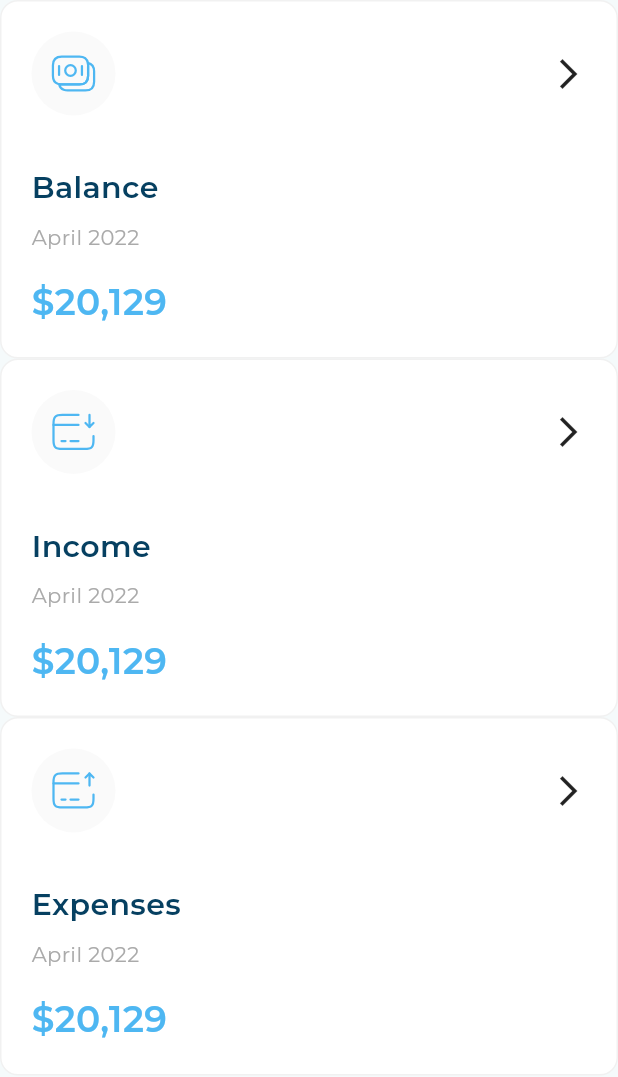
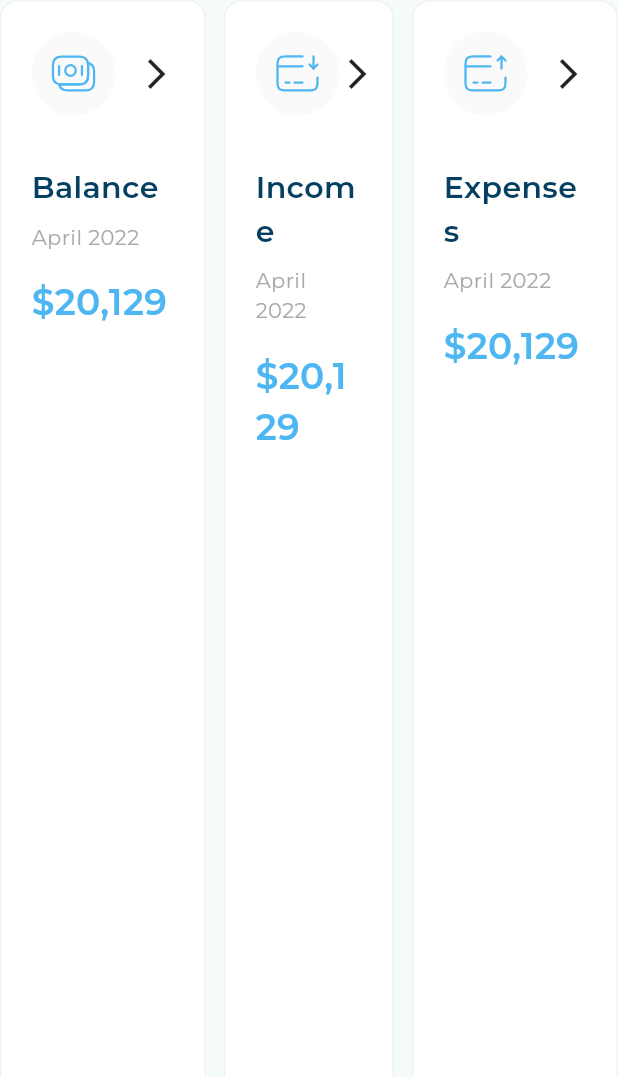
Before and after one commit to Mohamed-Adel9/responsive_dash_board, a Flutter app: the AllExpensesListView widget shown alone on an empty page, opened directly, on a phone screen of 412 x 824 dp. Shown: the top 1077 px of the screen. Run offline on Flutter 3.47's test engine with Material 3 defaults, Android fonts, the phone set to English and light mode, and no system bars; our stand-ins replace flutter_svg; project files that could hold a hidden picture were left out.

Commit message:
finish all expenses cart

```diff
--- a/lib/views/widgets/all_expenses_cart.dart
+++ b/lib/views/widgets/all_expenses_cart.dart
@@ -1,5 +1,4 @@
 import 'package:flutter/material.dart';
-import 'package:flutter_svg/svg.dart';
 import 'package:responsive_dash_board/models/all_expenses_cart_model.dart';
 import 'package:responsive_dash_board/utils/app_styles.dart';
 import 'package:responsive_dash_board/views/widgets/all_expenses_cart_header.dart';
--- a/lib/views/widgets/all_expenses_list_view.dart
+++ b/lib/views/widgets/all_expenses_list_view.dart
@@ -29,16 +29,31 @@ class AllExpensesListView extends StatelessWidget {
 
   @override
   Widget build(BuildContext context) {
-    return ListView.builder(
-      scrollDirection: Axis.vertical,
-      shrinkWrap: true,
-      physics: const NeverScrollableScrollPhysics(),
-      itemCount: items.length,
-      itemBuilder: (context, index) {
-        return AllExpensesCart(
-          allExpensesCartModel: items[index],
+    return Row(
+      children: items.asMap().entries.map((e) {
+        var index = e.key;
+        var item = e.value;
+
+        return Expanded(
+          child: Padding(
+            padding: index == 1 ? const EdgeInsets.symmetric(horizontal: 12.0): EdgeInsets.zero,
+            child: AllExpensesCart(
+              allExpensesCartModel: item,
+            ),
+          ),
         );
-      },
+      },).toList(),
     );
+    // return ListView.builder(
+    //   scrollDirection: Axis.vertical,
+    //   shrinkWrap: true,
+    //   physics: const NeverScrollableScrollPhysics(),
+    //   itemCount: items.length,
+    //   itemBuilder: (context, index) {
+    //     return AllExpensesCart(
+    //       allExpensesCartModel: items[index],
+    //     );
+    //   },
+    // );
   }
 }
--- a/lib/views/widgets/custom_drop_down.dart
+++ b/lib/views/widgets/custom_drop_down.dart
@@ -5,10 +5,10 @@ class MyDropdown extends StatefulWidget {
   const MyDropdown({super.key});
 
   @override
-  _MyDropdownState createState() => _MyDropdownState();
+  MyDropdownState createState() => MyDropdownState();
 }
 
-class _MyDropdownState extends State<MyDropdown> {
+class MyDropdownState extends State<MyDropdown> {
   String dropdownValue = 'Monthly';
 
   @override
```
Also changed, not shown: lib/views/widgets/all_expenses.dart (+3 -7 lines).
